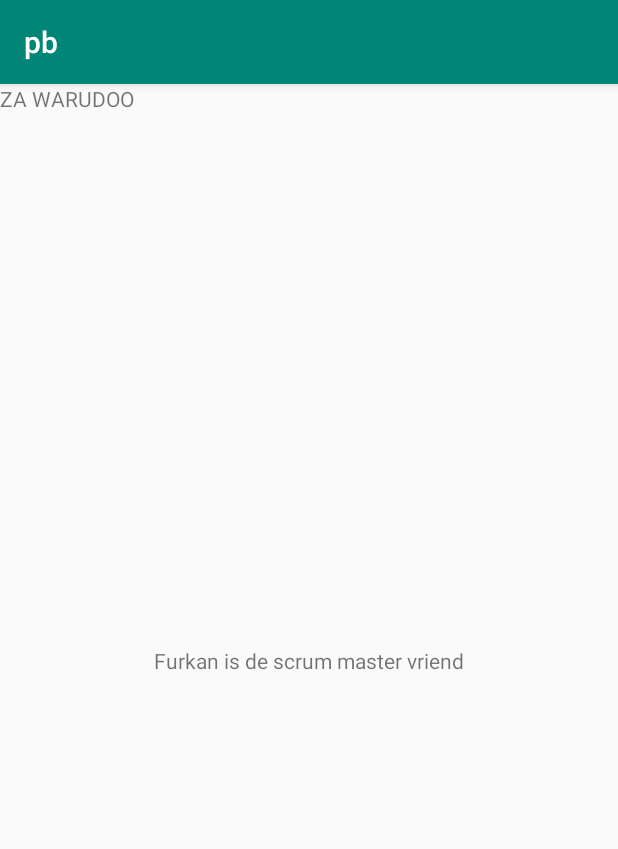
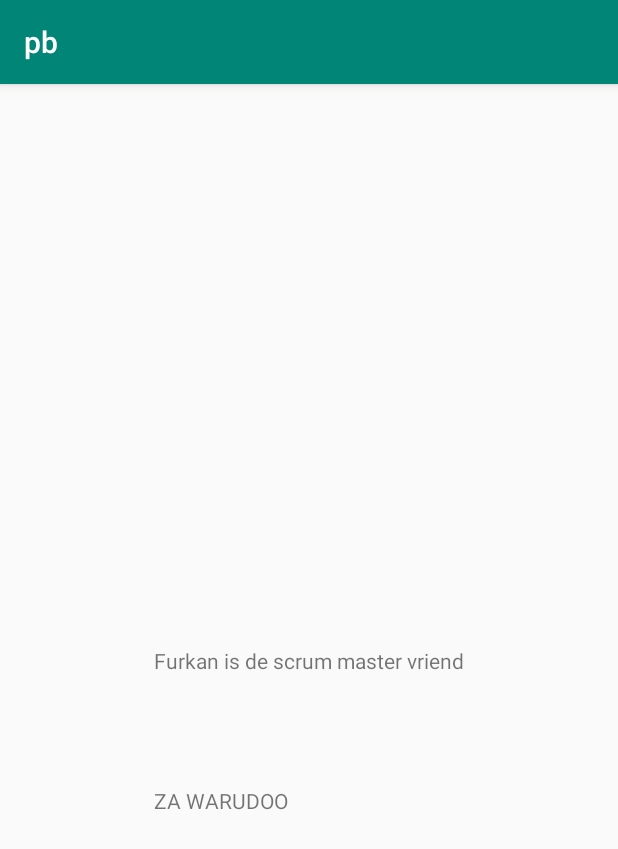
Before and after one commit to ILLUSIONack/Hro-Open-days-app, an Android app: the screen it shows after launch (MainActivity), on a phone screen of 412 x 824 dp. Shown: the top 849 px of the screen. Run offline under Robolectric (Android 15) with nearby library versions, the light colour scheme and no system bars.

Commit message:
Error Fix

```diff
--- a/app/src/main/res/layout/activity_main.xml
+++ b/app/src/main/res/layout/activity_main.xml
@@ -7,6 +7,7 @@
     tools:context=".MainActivity">
 
     <TextView
+        android:id="@+id/textView2"
         android:layout_width="wrap_content"
         android:layout_height="wrap_content"
         android:text="Furkan is de scrum master vriend"
@@ -19,8 +20,9 @@
         android:id="@+id/textView"
         android:layout_width="wrap_content"
         android:layout_height="wrap_content"
+        android:layout_marginTop="74dp"
         android:text="ZA WARUDOO"
-        tools:layout_editor_absoluteX="101dp"
-        tools:layout_editor_absoluteY="449dp" />
+        app:layout_constraintStart_toStartOf="@+id/textView2"
+        app:layout_constraintTop_toBottomOf="@+id/textView2" />
 
 </android.support.constraint.ConstraintLayout>
```
